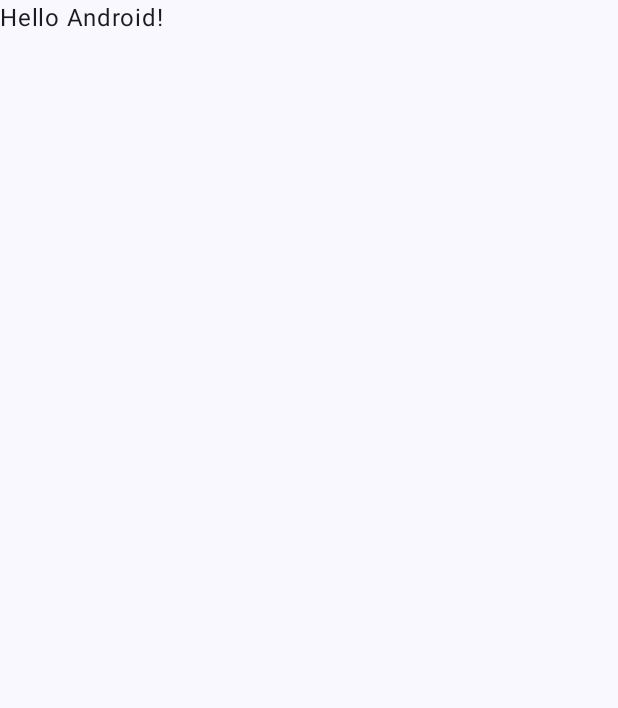
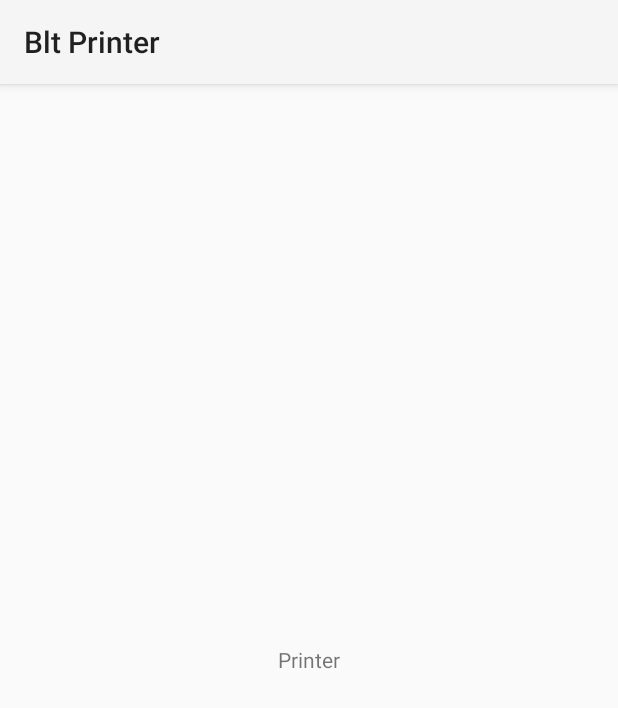
Before and after one commit to engemamhosain/android-bluetooth-printer, an Android app built with Jetpack Compose: the screen it shows after launch (MainActivity), on a phone screen of 412 x 824 dp. Before the commit the part shown is almost empty. Shown: the top 708 px of the screen. Run offline under Robolectric (Android 15) with nearby library versions, the phone set to English and light mode, and no system bars; 1 statement that could not run was skipped.

Commit message:
add blt helper library

```diff
--- a/app/build.gradle.kts
+++ b/app/build.gradle.kts
@@ -59,6 +59,8 @@ dependencies {
     implementation(libs.androidx.ui.graphics)
     implementation(libs.androidx.ui.tooling.preview)
     implementation(libs.androidx.material3)
+    implementation(project(":printerlibrary"))
+    implementation(libs.appcompat)
     testImplementation(libs.junit)
     androidTestImplementation(libs.androidx.junit)
     androidTestImplementation(libs.androidx.espresso.core)
--- a/app/src/main/java/com/example/bltprinter/MainActivity.kt
+++ b/app/src/main/java/com/example/bltprinter/MainActivity.kt
@@ -4,6 +4,7 @@ import android.os.Bundle
 import androidx.activity.ComponentActivity
 import androidx.activity.compose.setContent
 import androidx.activity.enableEdgeToEdge
+import androidx.appcompat.app.AppCompatActivity
 import androidx.compose.foundation.layout.fillMaxSize
 import androidx.compose.foundation.layout.padding
 import androidx.compose.material3.Scaffold
@@ -12,36 +13,25 @@ import androidx.compose.runtime.Composable
 import androidx.compose.ui.Modifier
 import androidx.compose.ui.tooling.preview.Preview
 import com.example.bltprinter.ui.theme.BltPrinterTheme
+import com.example.printerlibrary.BltPrinterHelper
 
-class MainActivity : ComponentActivity() {
+class MainActivity : AppCompatActivity() {
+
+    private lateinit var bltPrinterHelper: BltPrinterHelper
+
+    override fun onRequestPermissionsResult(
+        requestCode: Int,
+        permissions: Array<out String>,
+        grantResults: IntArray
+    ) {
+        super.onRequestPermissionsResult(requestCode, permissions, grantResults)
+
+    }
     override fun onCreate(savedInstanceState: Bundle?) {
         super.onCreate(savedInstanceState)
-        enableEdgeToEdge()
-        setContent {
-            BltPrinterTheme {
-                Scaffold(modifier = Modifier.fillMaxSize()) { innerPadding ->
-                    Greeting(
-                        name = "Android",
-                        modifier = Modifier.padding(innerPadding)
-                    )
-                }
-            }
-        }
+        setContentView(R.layout.activity_main)
+        bltPrinterHelper = BltPrinterHelper(this, this)
+        bltPrinterHelper.requestBluetoothPermission()
+        bltPrinterHelper.BluetoothSwitchOn()
     }
 }
-
-@Composable
-fun Greeting(name: String, modifier: Modifier = Modifier) {
-    Text(
-        text = "Hello $name!",
-        modifier = modifier
-    )
-}
-
-@Preview(showBackground = true)
-@Composable
-fun GreetingPreview() {
-    BltPrinterTheme {
-        Greeting("Android")
-    }
-}
--- /dev/null
+++ b/app/src/main/res/layout/activity_main.xml
@@ -0,0 +1,12 @@
+<?xml version="1.0" encoding="utf-8"?>
+<LinearLayout xmlns:android="http://schemas.android.com/apk/res/android"
+    android:orientation="vertical"
+    android:layout_width="match_parent"
+    android:layout_height="match_parent">
+<TextView
+    android:gravity="center"
+    android:layout_gravity="center"
+    android:text="Printer"
+    android:layout_width="match_parent"
+    android:layout_height="match_parent"/>
+</LinearLayout>
--- a/build.gradle.kts
+++ b/build.gradle.kts
@@ -2,4 +2,5 @@
 plugins {
     alias(libs.plugins.android.application) apply false
     alias(libs.plugins.jetbrains.kotlin.android) apply false
+    alias(libs.plugins.android.library) apply false
 }
--- /dev/null
+++ b/printerlibrary/src/main/AndroidManifest.xml
@@ -0,0 +1,5 @@
+<?xml version="1.0" encoding="utf-8"?>
+<manifest xmlns:android="http://schemas.android.com/apk/res/android">
+
+    <uses-permission android:name="android.permission.BLUETOOTH_CONNECT" />
+</manifest>
--- /dev/null
+++ b/printerlibrary/src/main/java/com/example/printerlibrary/BltPrinterHelper.kt
@@ -0,0 +1,144 @@
+package com.example.printerlibrary
+
+import android.Manifest
+import android.app.Activity
+import android.bluetooth.BluetoothAdapter
+import android.bluetooth.BluetoothManager
+import android.bluetooth.BluetoothSocket
+import android.content.Context
+import android.content.Intent
+import android.content.pm.PackageManager
+import android.os.Build
+import android.util.Log
+import androidx.activity.ComponentActivity
+import androidx.core.app.ActivityCompat
+import java.io.OutputStream
+
+class BltPrinterHelper(private val appActivity: Activity, private val context:Context) {
+    private  val bluetoothManager:BluetoothManager =appActivity.getSystemService(BluetoothManager::class.java)
+    private  val bluetoothAdapter:BluetoothAdapter? = bluetoothManager.adapter
+    private val bluetoothSocket:BluetoothSocket?=null
+    private  val outputStream:OutputStream?=null
+    private val printerName:String="PIX210"
+    private var isBluetoothPermissionAllow:Boolean = false
+
+    private  val TAG = "Printer_DEBUG"
+    companion object {
+        /**
+         * A constant used to represent the permission code for requesting Bluetooth connection permission.
+         * This code is used when requesting permission to connect to Bluetooth devices.
+         */
+        private const val BLUETOOTH_CONNECT_PERMISSION_CODE = 1
+    }
+    init {
+        checkBlutoothPermission()
+    }
+
+     private  fun checkBlutoothPermission() {
+         isBluetoothPermissionAllow = if (Build.VERSION.SDK_INT >= Build.VERSION_CODES.S) {
+            ActivityCompat.checkSelfPermission(
+                appActivity,
+                Manifest.permission.BLUETOOTH_CONNECT
+            ) == PackageManager.PERMISSION_GRANTED
+        }else{
+            // For Android versions lower than 12 (API level 31), you can handle it differently.
+            ActivityCompat.checkSelfPermission(
+                appActivity,
+                Manifest.permission.BLUETOOTH
+            ) == PackageManager.PERMISSION_GRANTED &&
+                    ActivityCompat.checkSelfPermission(
+                        appActivity,
+                        Manifest.permission.BLUETOOTH_ADMIN
+                    ) == PackageManager.PERMISSION_GRANTED
+
+        }
+
+
+        Log.d(TAG,"isBluetoothPermissionOn:"+isBluetoothPermissionAllow.toString())
+
+    }
+    fun requestBluetoothPermission(){
+        if (Build.VERSION.SDK_INT >= Build.VERSION_CODES.S) {
+            // Request BLUETOOTH_CONNECT permission.
+            if (ActivityCompat.checkSelfPermission(
+                    appActivity,
+                    Manifest.permission.BLUETOOTH_CONNECT
+                ) != PackageManager.PERMISSION_GRANTED
+            ) {
+                ActivityCompat.requestPermissions(
+                    appActivity, // Make sure your context is an AppCompatActivity. by adding as AppCompatActivity
+                    arrayOf(Manifest.permission.BLUETOOTH_CONNECT),
+                    BLUETOOTH_CONNECT_PERMISSION_CODE
+                )
+            }
+        } else {
+            // For Android versions lower than 12 (API level 31), you can handle it differently.
+            // For example, you can request BLUETOOTH and BLUETOOTH_ADMIN permissions here.
+            if (ActivityCompat.checkSelfPermission(
+                    appActivity,
+                    Manifest.permission.BLUETOOTH
+                ) != PackageManager.PERMISSION_GRANTED ||
+                ActivityCompat.checkSelfPermission(
+                    appActivity,
+                    Manifest.permission.BLUETOOTH_ADMIN
+                ) != PackageManager.PERMISSION_GRANTED
+            ) {
+                ActivityCompat.requestPermissions(
+                    appActivity, // Make sure your context is an AppCompatActivity. by adding as AppCompatActivity
+                    arrayOf(
+                        Manifest.permission.BLUETOOTH,
+                        Manifest.permission.BLUETOOTH_ADMIN
+                    ),
+                    BLUETOOTH_CONNECT_PERMISSION_CODE
+                )
+            }
+        }
+    }
+
+    fun isBluetoothOn(): Boolean {
+        return bluetoothAdapter?.isEnabled == true
+    }
+    fun BluetoothSwitchOn(){
+        try {
+            Log.d(TAG,"BluetoothSwitchOn section")
+            if (bluetoothAdapter == null || !bluetoothAdapter!!.isEnabled) {
+                Log.d(TAG,"BluetoothSwitchOn section enter")
+                val enableBluetoothIntent = Intent(BluetoothAdapter.ACTION_REQUEST_ENABLE)
+                if(!isBluetoothPermissionAllow){
+                    requestBluetoothPermission()
+                    // checkAndRequestBluetoothPermission()
+                    Log.d(TAG,"No permission for bluetooth")
+
+                }else if(!isBluetoothOn()){
+
+
+                    if (ActivityCompat.checkSelfPermission(
+                            this,
+                            Manifest.permission.BLUETOOTH_CONNECT
+                        ) != PackageManager.PERMISSION_GRANTED
+                    ) {
+                        // TODO: Consider calling
+                        //    ActivityCompat#requestPermissions
+                        // here to request the missing permissions, and then overriding
+                        //   public void onRequestPermissionsResult(int requestCode, String[] permissions,
+                        //                                          int[] grantResults)
+                        // to handle the case where the user grants the permission. See the documentation
+                        // for ActivityCompat#requestPermissions for more details.
+                        return
+                    }
+                    context.startActivity(enableBluetoothIntent)
+                    Log.d(TAG,"Turning on bluetooth")
+                }
+                else{
+                    Log.d(TAG,"Bluetooth already on")
+                }
+            }else{
+                Log.d(TAG,"Bluetooth already on else",)
+            }
+        }catch (e:Exception){
+            Log.e("error",e.message.toString())
+            Log.e("error",e.stackTraceToString())
+        }
+
+    }
+}
--- a/settings.gradle.kts
+++ b/settings.gradle.kts
@@ -21,3 +21,4 @@ dependencyResolutionManagement {
 
 rootProject.name = "Blt Printer"
 include(":app")
+include(":printerlibrary")
```
Also changed, not shown: app/src/main/AndroidManifest.xml (+6 -3 lines), app/src/main/res/values/themes.xml (+27 -0 lines), gradle/libs.versions.toml (+7 -0 lines), printerlibrary/build.gradle.kts (added, +43 -0 lines), 5 other files.
